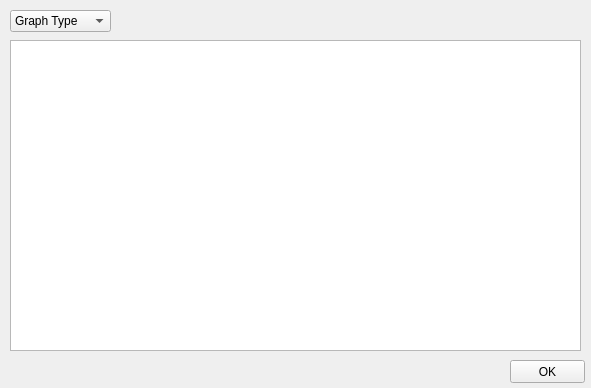
Qt form NetworkQT/GraphSelectView.ui (hrachyahakobyan/Network-Simulator-C-) before a commit.
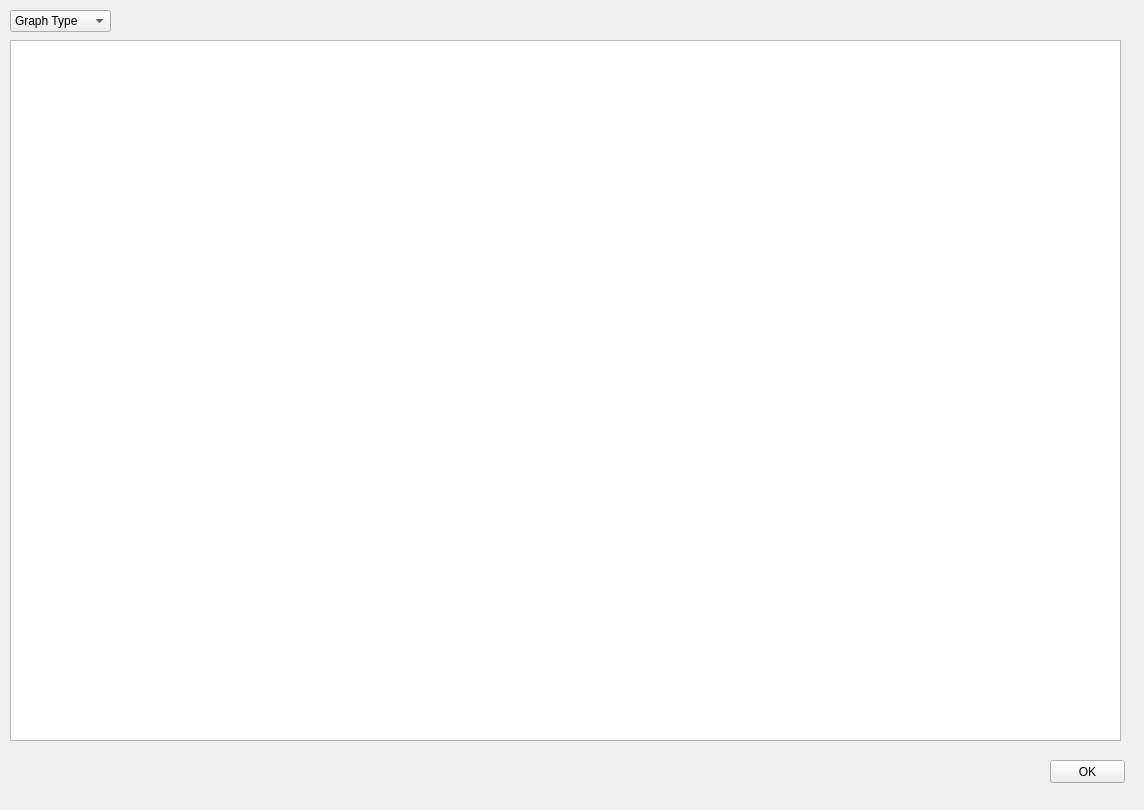
The same form after that commit.

Diff of the .ui file:
```diff
--- a/NetworkQT/GraphSelectView.ui
+++ b/NetworkQT/GraphSelectView.ui
@@ -6,8 +6,8 @@
    <rect>
     <x>0</x>
     <y>0</y>
-    <width>591</width>
-    <height>388</height>
+    <width>1144</width>
+    <height>810</height>
    </rect>
   </property>
   <property name="windowTitle">
@@ -81,16 +81,16 @@
     <rect>
      <x>10</x>
      <y>40</y>
-     <width>571</width>
-     <height>311</height>
+     <width>1111</width>
+     <height>701</height>
     </rect>
    </property>
   </widget>
   <widget class="QPushButton" name="okButton">
    <property name="geometry">
     <rect>
-     <x>510</x>
-     <y>360</y>
+     <x>1050</x>
+     <y>760</y>
      <width>75</width>
      <height>23</height>
     </rect>
```
Left out of the diff: 25 changed lines with no effect on the pictures.
